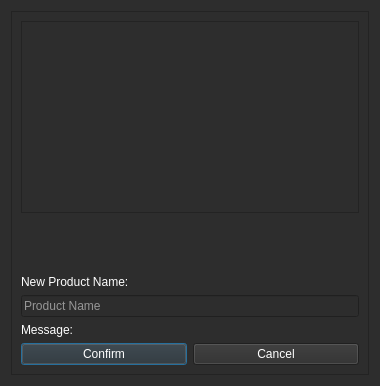
First picture: the form in ui/diagNewProduct.ui, repository 54b1d/SPAS, before the edit.
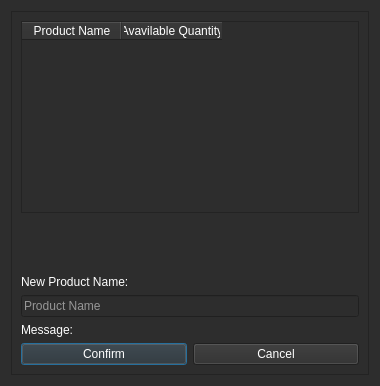
Second picture: the form after the edit.

Commit message: diagNewProduct.ui: Switch to QWidget as standard

Diff of the .ui file:
```diff
--- a/ui/diagNewProduct.ui
+++ b/ui/diagNewProduct.ui
@@ -44,7 +44,18 @@
      </property>
      <layout class="QVBoxLayout" name="verticalLayout">
       <item>
-       <widget class="QListView" name="listView"/>
+       <widget class="QTableWidget" name="table_inventory">
+        <column>
+         <property name="text">
+          <string>Product Name</string>
+         </property>
+        </column>
+        <column>
+         <property name="text">
+          <string>Avavilable Quantity</string>
+         </property>
+        </column>
+       </widget>
       </item>
       <item>
        <spacer name="verticalSpacer">
```
